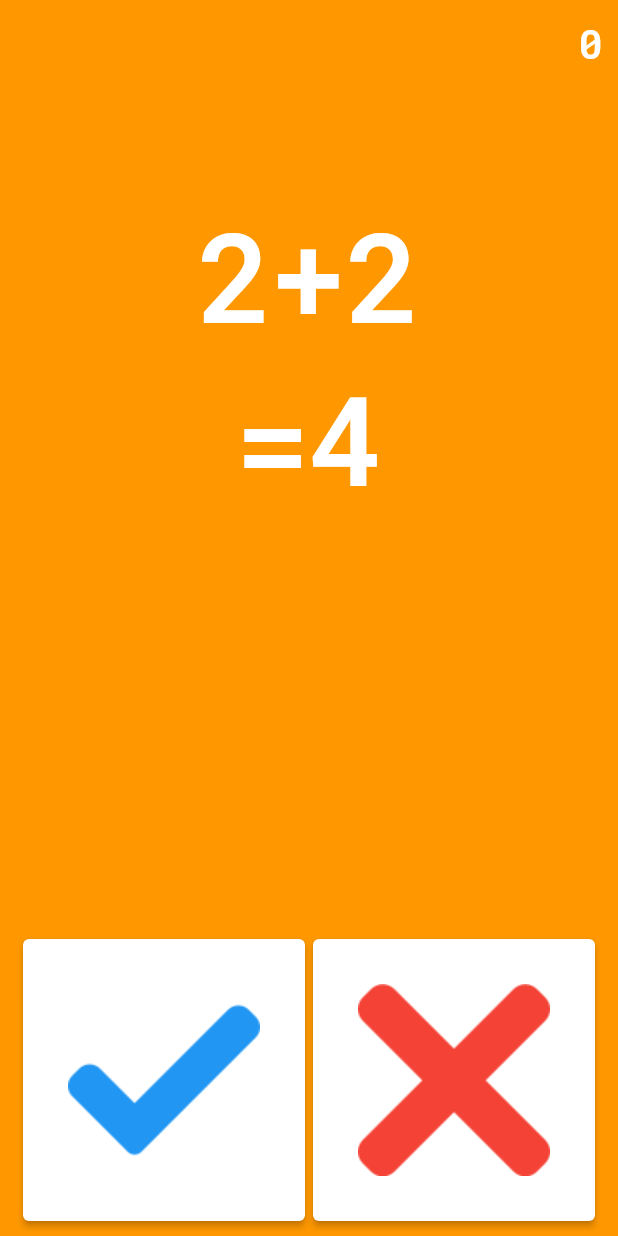
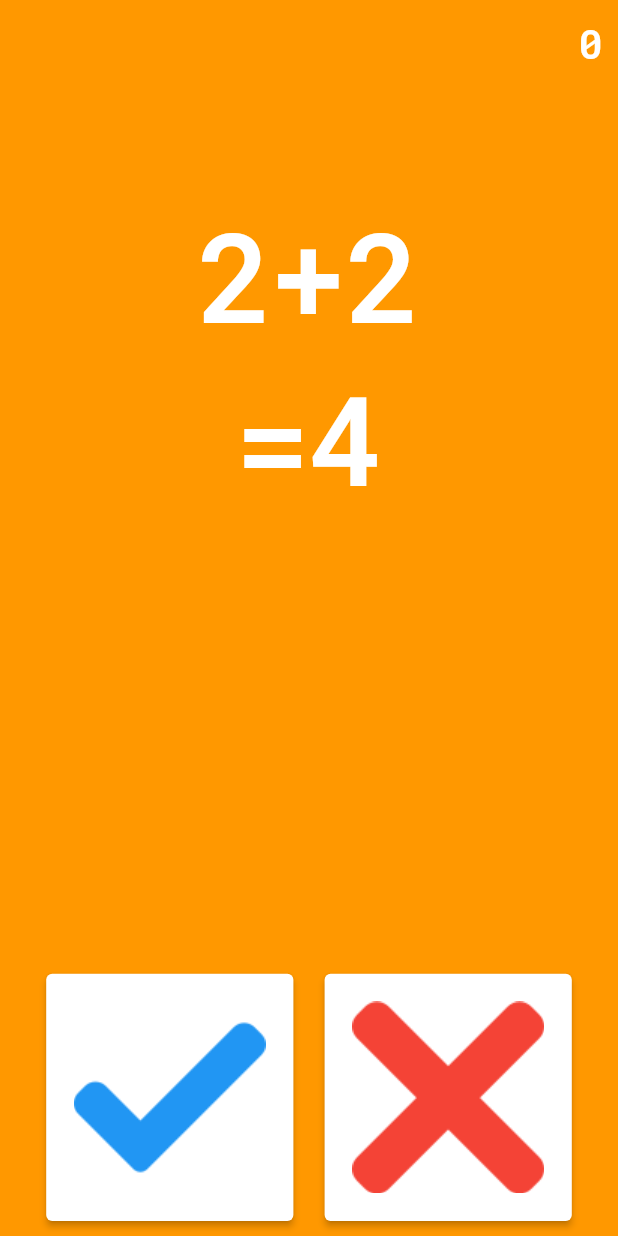
Before and after one commit to phamtanphat/flutter_freaking_math15092021, a Flutter app: the screen it shows after launch, on a phone screen of 412 x 824 dp. Run offline on Flutter 3.47's test engine with Material 2 defaults, Android fonts, the phone set to English and light mode, and no system bars.

Commit message:
update ui

```diff
--- a/lib/freaking_math_page.dart
+++ b/lib/freaking_math_page.dart
@@ -16,12 +16,10 @@ class _FreakingMathPageState extends State<FreakingMathPage> {
   @override
   void didChangeDependencies() {
     super.didChangeDependencies();
-
   }
 
   @override
   Widget build(BuildContext context) {
-
     width = MediaQuery.of(context).size.width;
 
     return Scaffold(
@@ -35,16 +33,19 @@ class _FreakingMathPageState extends State<FreakingMathPage> {
               children: [
                 Container(
                     child: Text("0",
-                        style: TextStyle(color: Colors.white, fontSize: width / 15)),
+                        style: TextStyle(
+                            color: Colors.white, fontSize: width / 15)),
                     alignment: Alignment.topRight),
                 Expanded(
                     child: Column(
                   mainAxisAlignment: MainAxisAlignment.center,
                   children: [
                     Text("2+2",
-                        style: TextStyle(color: Colors.white, fontSize: width / 5)),
+                        style: TextStyle(
+                            color: Colors.white, fontSize: width / 5)),
                     Text("=4",
-                        style: TextStyle(color: Colors.white, fontSize: width / 5)),
+                        style: TextStyle(
+                            color: Colors.white, fontSize: width / 5)),
                   ],
                 )),
                 Expanded(
@@ -52,11 +53,11 @@ class _FreakingMathPageState extends State<FreakingMathPage> {
                   crossAxisAlignment: CrossAxisAlignment.end,
                   mainAxisAlignment: MainAxisAlignment.spaceEvenly,
                   children: [
-                    ElevatedButton(
-                      style: ButtonStyle(
-                          padding:
-                              MaterialStateProperty.all(EdgeInsets.all(30)),
-                          backgroundColor:
+                    Container(
+                      width: width / 2.5,
+                      height: width / 2.5,
+                      child: ElevatedButton(
+                        style: ButtonStyle(backgroundColor:
                             MaterialStateProperty.resolveWith((states) {
                           if (states.contains(MaterialState.pressed)) {
                             return Colors.grey[200];
@@ -66,11 +67,12 @@ class _FreakingMathPageState extends State<FreakingMathPage> {
                         onPressed: () {},
                         child: Image.asset("assets/images/ic_true.png"),
                       ),
-                    ElevatedButton(
-                      style: ButtonStyle(
-                          padding:
-                              MaterialStateProperty.all(EdgeInsets.all(30)),
-                          backgroundColor:
+                    ),
+                    Container(
+                      width: width / 2.5,
+                      height: width / 2.5,
+                      child: ElevatedButton(
+                        style: ButtonStyle(backgroundColor:
                             MaterialStateProperty.resolveWith((states) {
                           if (states.contains(MaterialState.pressed)) {
                             return Colors.grey[200];
@@ -79,7 +81,8 @@ class _FreakingMathPageState extends State<FreakingMathPage> {
                         })),
                         onPressed: () {},
                         child: Image.asset("assets/images/ic_false.png"),
-                    )
+                      ),
+                    ),
                   ],
                 ))
               ],
```
Lines whose indentation alone changed are shown as unchanged.
